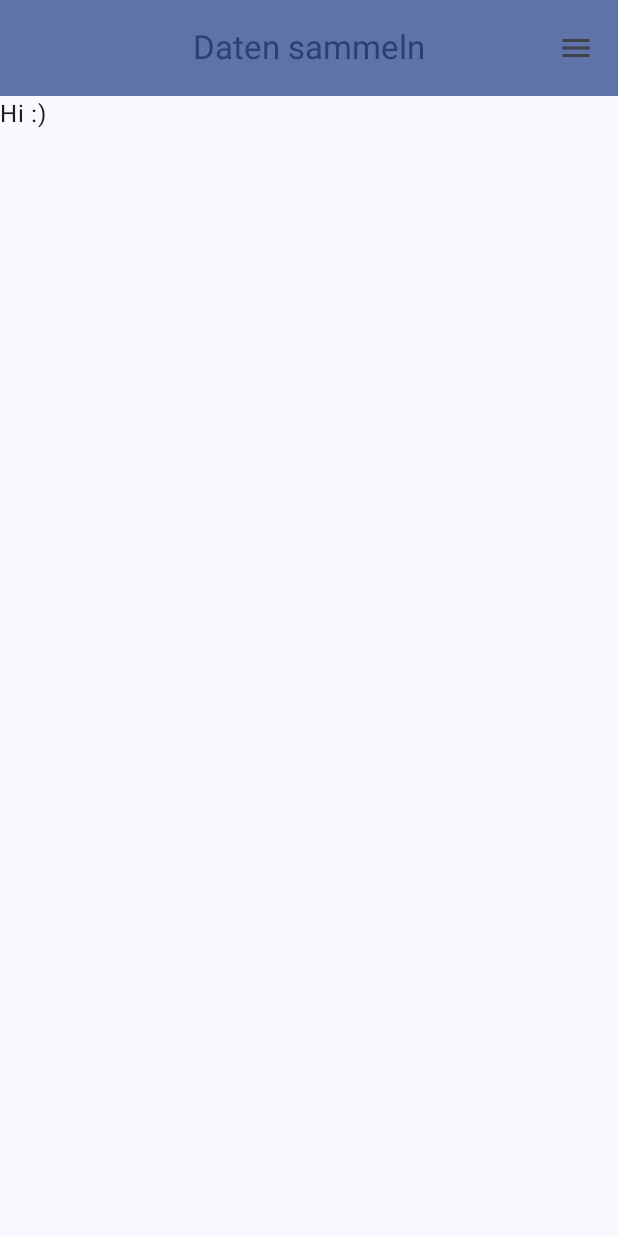
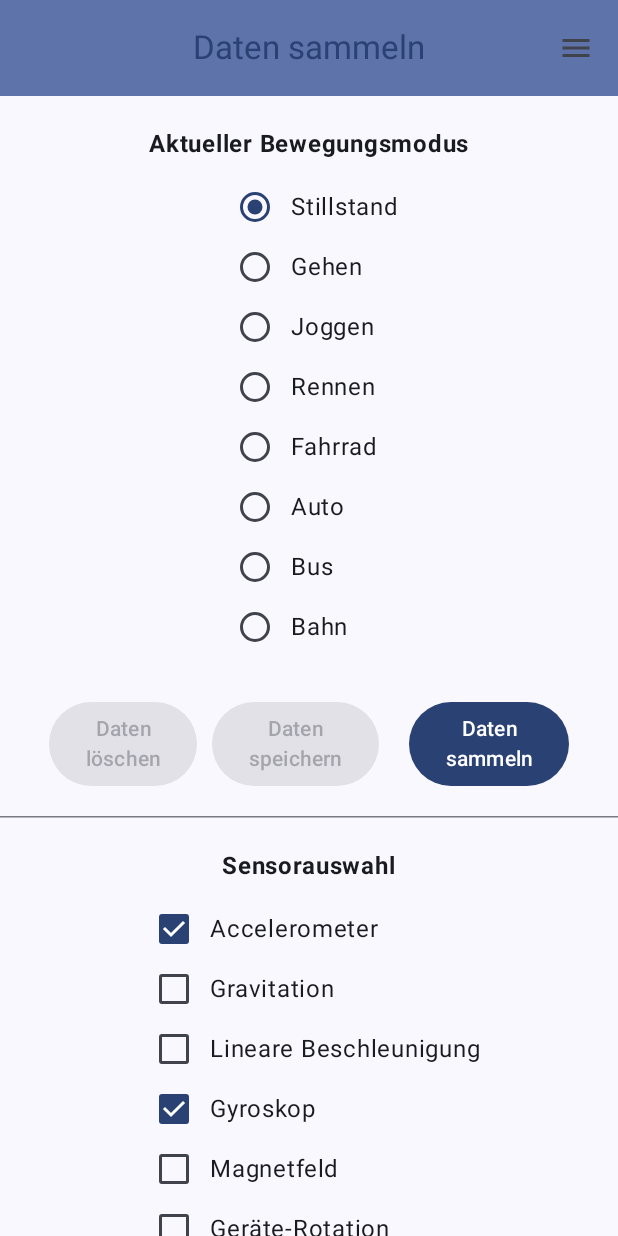
Before and after one commit to ChristianFigge/camc-praktikum1, an Android app built with Jetpack Compose: the screen it shows after launch (MainActivity), on a phone screen of 412 x 824 dp. Run offline under Robolectric (Android 15) with nearby library versions, the phone set to English and light mode, and no system bars.

Commit message:
CollectData UI functions

```diff
--- a/app/src/main/java/com/example/camc_praktikum1/CAMCApp.kt
+++ b/app/src/main/java/com/example/camc_praktikum1/CAMCApp.kt
@@ -40,13 +40,12 @@ import androidx.navigation.compose.NavHost
 import androidx.navigation.compose.composable
 import androidx.navigation.compose.currentBackStackEntryAsState
 import androidx.navigation.compose.rememberNavController
+import com.example.camc_praktikum1.ui.screens.AllSensorsScreen
 import com.example.camc_praktikum1.ui.screens.AppScreenData
+import com.example.camc_praktikum1.ui.screens.CollectDataScreen
 import com.example.camc_praktikum1.ui.screens.DataIndexScreen
+import com.example.camc_praktikum1.ui.screens.DataPlotScreen
 import com.example.camc_praktikum1.ui.screens.HomeScreen
-import com.example.camc_praktikum1.ui.screens.AllSensorsScreen
-import com.example.camc_praktikum1.ui.screens.CollectDataScreen
-import com.example.camc_praktikum1.ui.screens.DataPlotScreen
-import com.example.camc_praktikum1.viewmodel.SensorViewModel
 import kotlinx.coroutines.CoroutineScope
 import kotlinx.coroutines.launch
 
@@ -57,9 +56,6 @@ private val HOME_ROUTE = AppScreenData.CollectData.name
 fun CAMCApp(
     navController: NavHostController = rememberNavController()
 ) {
-    // preload sensorListeners in SensorViewModel singleton:
-    SensorViewModel.getInstance(navController.context)
-
     // Get navigation stack & current screen
     val backStackEntry by navController.currentBackStackEntryAsState()
     val currentScreen = AppScreenData.valueOf(
--- a/app/src/main/java/com/example/camc_praktikum1/ui/screens/CollectDataScreen.kt
+++ b/app/src/main/java/com/example/camc_praktikum1/ui/screens/CollectDataScreen.kt
@@ -1,18 +1,145 @@
 package com.example.camc_praktikum1.ui.screens
 
+import androidx.compose.foundation.layout.Box
+import androidx.compose.foundation.layout.Column
+import androidx.compose.foundation.layout.Row
+import androidx.compose.foundation.layout.Spacer
+import androidx.compose.foundation.layout.height
+import androidx.compose.foundation.layout.width
+import androidx.compose.foundation.lazy.LazyColumn
+import androidx.compose.foundation.lazy.items
+import androidx.compose.material3.Button
+import androidx.compose.material3.Checkbox
+import androidx.compose.material3.HorizontalDivider
+import androidx.compose.material3.RadioButton
 import androidx.compose.material3.Text
 import androidx.compose.runtime.Composable
+import androidx.compose.runtime.getValue
+import androidx.compose.runtime.mutableStateOf
 import androidx.compose.runtime.remember
+import androidx.compose.ui.Alignment
 import androidx.compose.ui.Modifier
-import androidx.compose.runtime.getValue
-import androidx.compose.runtime.mutableIntStateOf
+import androidx.compose.ui.platform.LocalContext
+import androidx.compose.ui.text.font.FontWeight
+import androidx.compose.ui.text.style.TextAlign
+import androidx.compose.ui.unit.dp
+import com.example.camc_praktikum1.viewmodel.CollectDataViewModel
+import com.example.camc_praktikum1.viewmodel.utils.SensorTypeData
+import com.example.camc_praktikum1.viewmodel.utils.TransportMode
 
 @Composable
 fun CollectDataScreen(
     modifier: Modifier = Modifier,
 ) {
 
-    val selectedSensorsFlags by remember { mutableIntStateOf(0) }
+    val ctx = LocalContext.current
+    val viewModel by remember { mutableStateOf(CollectDataViewModel.getInstance(ctx)) }
 
-    Text("Hi :)")
+    // helper fns ( werden geinlined) TODO als mutableState im viewmodel
+    fun anySensorHasData(): Boolean {
+        SensorTypeData.entries.forEach {
+            if (it.listener!!.value.hasData)
+                return true
+        }
+        return false
+    }
+
+    Column(
+        horizontalAlignment = Alignment.CenterHorizontally,
+    ) {
+        Spacer(Modifier.height(20.dp))
+
+
+        Text(
+            "Aktueller Bewegungsmodus",
+            fontWeight=FontWeight.Bold
+        )
+        Spacer(Modifier.height(10.dp))
+        LazyColumn(
+            //modifier = Modifier.padding(start = 30.dp)
+        ) {
+            items(TransportMode.entries.toList()) {
+                Box(modifier = Modifier.height(40.dp)) {
+                    Row(
+                        verticalAlignment = Alignment.CenterVertically,
+                    ) {
+                        RadioButton(
+                            selected = viewModel.transportMode == it,
+                            onClick = { viewModel.transportMode = it }
+                        )
+                        Text(it.name)
+                    }
+                }
+            }
+
+        }
+        Spacer(Modifier.height(30.dp))
+
+
+        // +++++++++++++++++++++++++ BUTTONS ++++++++++++++++++++++++++++++
+        //Spacer(Modifier.height(20.dp))
+        Row() {
+            Button(
+                content = { Text("Daten\nlöschen", textAlign = TextAlign.Center) },
+                onClick = { viewModel.clearAllRecordingData(ctx) },
+                enabled = viewModel.noSensorIsRunning && anySensorHasData(),
+            )
+            Spacer(Modifier.width(10.dp))
+            Button(
+                content = { Text("Daten\nspeichern", textAlign = TextAlign.Center) },
+                onClick = { viewModel.saveAllRecordingsInStorage(ctx) },
+                enabled = viewModel.noSensorIsRunning && anySensorHasData(),
+            )
+            Spacer(Modifier.width(20.dp))
+            Button(
+                content = {
+                    val btnText =
+                        if (viewModel.noSensorIsRunning) "Daten\nsammeln"
+                        else "Sammeln\nstoppen"
+                    Text(btnText, textAlign = TextAlign.Center)
+                },
+                onClick = {
+                    if (viewModel.noSensorIsRunning)
+                        viewModel.startSelectedSensors()
+                    else
+                        viewModel.stopAllRunningSensors()
+                },
+                enabled = !(viewModel.noSensorIsRunning && (viewModel.noSensorIsSelected || anySensorHasData()))
+            )
+        }
+        Spacer(Modifier.height(20.dp))
+
+        HorizontalDivider()
+
+        // ++++++++++++++++++++++++ SENSOR SELECTION ++++++++++++++++++++++++
+        Spacer(Modifier.height(20.dp))
+        Text(
+            "Sensorauswahl",
+            //style = MaterialTheme.typography.titleMedium,
+            fontWeight=FontWeight.Bold
+        )
+        Spacer(Modifier.height(10.dp))
+        LazyColumn() {
+            items(SensorTypeData.entries.toList()) {
+                Box(
+                    modifier = Modifier.height(40.dp)
+                ) {
+                    Row(
+                        verticalAlignment = Alignment.CenterVertically,
+                    ) {
+                        Checkbox(
+                            enabled = viewModel.noSensorIsRunning,
+                            checked = it.isSelected.value,
+                            onCheckedChange = { isChecked ->
+                                viewModel.selectSensor(it, isChecked)
+                            },
+                        )
+                        Text(it.label)
+                    }
+                }
+            }
+        }
+
+
+    }
 }
--- /dev/null
+++ b/app/src/main/java/com/example/camc_praktikum1/viewmodel/CollectDataViewModel.kt
@@ -0,0 +1,82 @@
+package com.example.camc_praktikum1.viewmodel
+
+import android.content.Context
+import android.hardware.SensorManager
+import androidx.compose.runtime.mutableStateOf
+import com.example.camc_praktikum1.viewmodel.utils.SensorTypeData
+import com.example.camc_praktikum1.viewmodel.utils.TransportMode
+import android.util.Log
+import androidx.compose.runtime.mutableIntStateOf
+
+class CollectDataViewModel private constructor (
+    sensorManager: SensorManager,
+    writeDataStrings: Boolean = false,
+):
+    SensorViewModel(sensorManager, writeDataStrings)
+{
+    companion object { // static in kotlin
+        @Volatile
+        private var instance: CollectDataViewModel? = null
+
+        fun getInstance(ctx: Context) =
+            instance ?: synchronized(this) {
+                val sensorMan = ctx.getSystemService(Context.SENSOR_SERVICE) as SensorManager
+                CollectDataViewModel(sensorMan).also { instance = it }
+            }
+    }
+
+    private val _transportMode = mutableStateOf<TransportMode>(TransportMode.Stillstand)
+    var transportMode: TransportMode
+        get() = _transportMode.value
+        set(mode: TransportMode) {
+            Log.d("CollectDataDbg", "Selected transport mode ${mode.name.uppercase()}")
+            _transportMode.value = mode
+        }
+
+    private val sensorSelectionFlags = mutableIntStateOf(0)
+    val noSensorIsSelected: Boolean
+        get() = sensorSelectionFlags.intValue == 0
+
+    init {
+        SensorTypeData.entries.forEach {
+            if(it.isSelected.value) {
+                setSensorSelectionFlag(it)
+            }
+        }
+    }
+
+    fun startSelectedSensors() {
+        SensorTypeData.entries.forEach {
+            if(it.isSelected.value)
+                startSensor(it)
+        }
+    }
+
+    fun stopAllRunningSensors() {
+        SensorTypeData.entries.forEach {
+            if(it.isRunning.value)
+                stopSensor(it)
+        }
+    }
+
+
+    private fun setSensorSelectionFlag(sensorType: SensorTypeData) {
+        sensorSelectionFlags.intValue =
+            sensorSelectionFlags.intValue or (1 shl sensorType.ordinal)
+    }
+
+    private fun unsetSensorSelectionFlag(sensorType: SensorTypeData) {
+        sensorSelectionFlags.intValue =
+            sensorSelectionFlags.intValue and (1 shl sensorType.ordinal).inv()
+    }
+
+    fun selectSensor(sensorType: SensorTypeData, isSelected: Boolean) {
+        sensorType.isSelected.value = isSelected
+
+        // set selection flags for ui
+        if(isSelected)
+            setSensorSelectionFlag(sensorType)
+        else
+            unsetSensorSelectionFlag(sensorType)
+    }
+}
--- a/app/src/main/java/com/example/camc_praktikum1/viewmodel/SensorViewModel.kt
+++ b/app/src/main/java/com/example/camc_praktikum1/viewmodel/SensorViewModel.kt
@@ -12,8 +12,9 @@ import com.example.camc_praktikum1.viewmodel.utils.SensorTypeData
 import com.example.camc_praktikum1.viewmodel.utils.getRecordingSessionId
 
 
-class SensorViewModel private constructor(
+open class SensorViewModel internal constructor(
     private val sensorManager: SensorManager,
+    writeDataStrings: Boolean = true,
 ):
     ViewModel()
 {
@@ -28,17 +29,17 @@ class SensorViewModel private constructor(
             }
     }
 
-    private val runningFlags = mutableIntStateOf(0)
+    private val sensorSelectionFlags = mutableIntStateOf(0)
     val noSensorIsRunning: Boolean
-        get() = runningFlags.intValue == 0
+        get() = sensorSelectionFlags.intValue == 0
 
     init {
         SensorTypeData.entries.forEach { type ->
-            type.listener = mutableStateOf(SensorListener(type))
+            type.listener = mutableStateOf(SensorListener(type, writeDataStrings))
 
             Log.d(
                 "SensorControlDbg",
-                "Initialized ${type.name.uppercase()} Listener")
+                "Initialized ${type.name.uppercase()} Listener (writeDataStrings ${writeDataStrings})")
         }
     }
 
@@ -58,7 +59,7 @@ class SensorViewModel private constructor(
         sensorType.isRunning.value = true
 
         // set running flag
-        runningFlags.intValue = runningFlags.intValue or (1 shl sensorType.ordinal)
+        sensorSelectionFlags.intValue = sensorSelectionFlags.intValue or (1 shl sensorType.ordinal)
 
         Log.d(
             "SensorControlDbg",
@@ -76,7 +77,7 @@ class SensorViewModel private constructor(
         sensorType.dataString.value = "\n(Angehalten)\n"
 
         // unset running flag
-        runningFlags.intValue = runningFlags.intValue and (1 shl sensorType.ordinal).inv()
+        sensorSelectionFlags.intValue = sensorSelectionFlags.intValue and (1 shl sensorType.ordinal).inv()
 
         Log.d(
             "SensorControlDbg",
--- a/app/src/main/java/com/example/camc_praktikum1/viewmodel/utils/SensorListener.kt
+++ b/app/src/main/java/com/example/camc_praktikum1/viewmodel/utils/SensorListener.kt
@@ -8,6 +8,7 @@ import kotlin.math.sqrt
 
 class SensorListener(
     sensorType: SensorTypeData,
+    private val writeDataStrings: Boolean = true,
 ) :
     DataCollector(sensorType),
     SensorEventListener
@@ -18,8 +19,8 @@ class SensorListener(
 
     override fun onSensorChanged(event: SensorEvent?) {
         event?.let {
+            if (writeDataStrings) {
                 when (event.sensor?.type) {
-
                     Sensor.TYPE_ACCELEROMETER -> {
                         SensorTypeData.Accelerometer.dataString.value =
                             buildDatastringForXYZ(event.values, "m/s²")
@@ -32,7 +33,7 @@ class SensorListener(
 
                     Sensor.TYPE_GYROSCOPE -> {
                         SensorTypeData.Gyroscope.dataString.value =
-                        buildDatastringForXYZ(event.values, "deg/s", { f -> radToDeg(f)})
+                            buildDatastringForXYZ(event.values, "deg/s", { f -> radToDeg(f) })
                     }
 
                     Sensor.TYPE_MAGNETIC_FIELD -> {
@@ -54,11 +55,14 @@ class SensorListener(
                         SensorTypeData.Orientation.dataString.value =
                             buildDatastringForXYZ(event.values, "deg")
                     }
-
-
+                }
             }
             super.collectDatum(event)
         }
+    }
+
+    fun setWriteDataStrings(bool: Boolean) {
+
     }
 
     /*** ------------------- UTIL  ----------------------- ***/
--- a/app/src/main/java/com/example/camc_praktikum1/viewmodel/utils/SensorTypeData.kt
+++ b/app/src/main/java/com/example/camc_praktikum1/viewmodel/utils/SensorTypeData.kt
@@ -41,11 +41,13 @@ enum class SensorTypeData(
     val dataString: MutableState<String> = mutableStateOf(DATASTRING_INIT),
     var listener: MutableState<SensorListener>? = null,
     var isRunning: MutableState<Boolean> = mutableStateOf(false),
+    var isSelected: MutableState<Boolean> = mutableStateOf(false),
     var delayType: MutableState<SensorDelay> = mutableStateOf(SensorDelay.Normal),
 ) {
     Accelerometer(
         type_id = Sensor.TYPE_ACCELEROMETER,
         label = "Accelerometer",
+        isSelected = mutableStateOf(true),
     ),
     Gravity(
         type_id = Sensor.TYPE_GRAVITY,
@@ -57,7 +59,8 @@ enum class SensorTypeData(
     ),
     Gyroscope(
         type_id = Sensor.TYPE_GYROSCOPE,
-        label = "Gyroskop"
+        label = "Gyroskop",
+        isSelected = mutableStateOf(true),
     ),
     MagneticField(
         type_id = Sensor.TYPE_MAGNETIC_FIELD,
--- /dev/null
+++ b/app/src/main/java/com/example/camc_praktikum1/viewmodel/utils/TransportMode.kt
@@ -0,0 +1,15 @@
+package com.example.camc_praktikum1.viewmodel.utils
+
+enum class TransportMode (
+    //val label: String,
+) {
+    Stillstand,
+    Gehen,
+    Joggen,
+    Rennen,
+    Fahrrad,
+    Auto,
+    Bus,
+    Bahn,
+
+}
```
Lines whose indentation alone changed are shown as unchanged.
